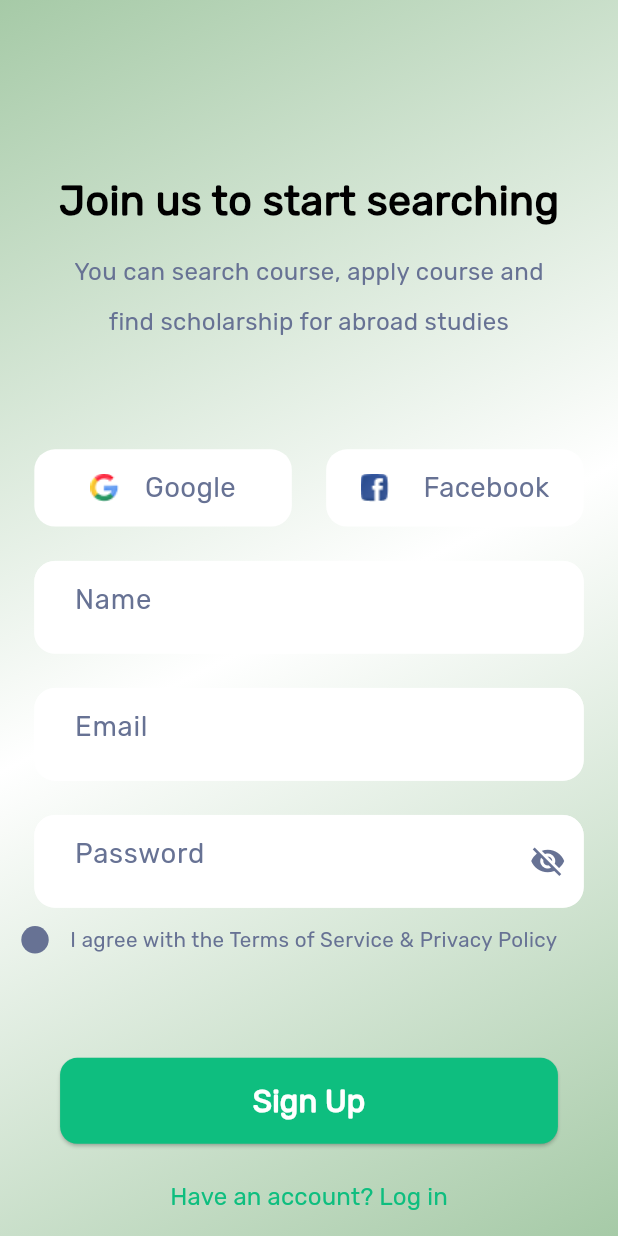
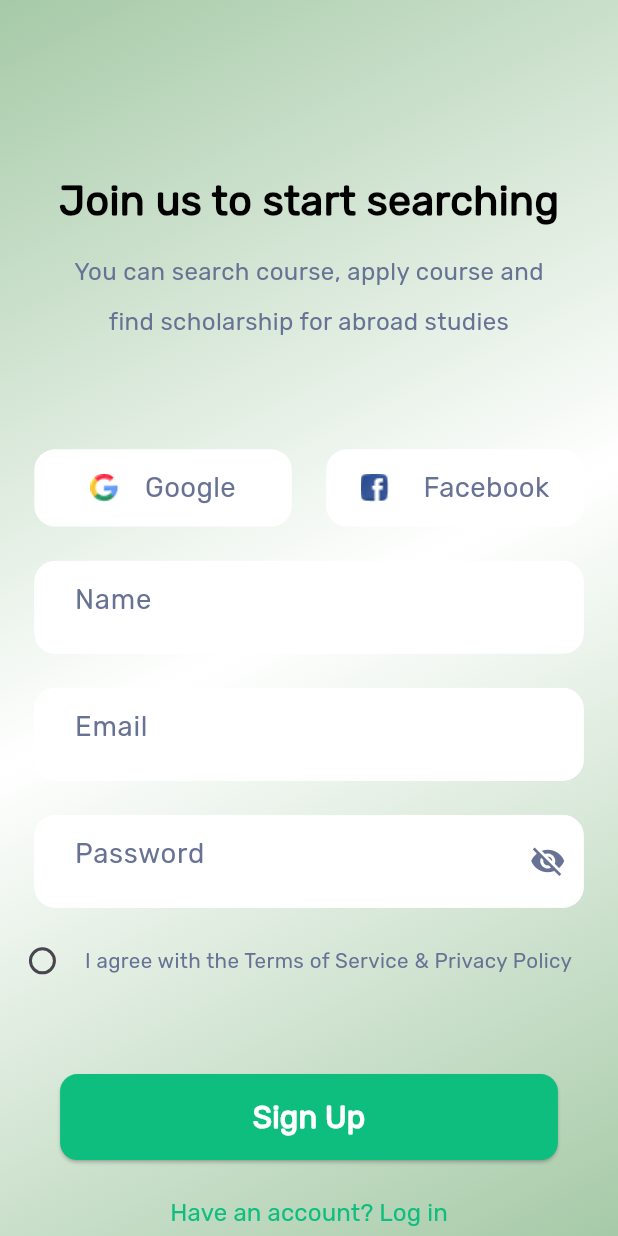
Before and after one commit to Cashkid500/doctor_hunt, a Flutter app: the SignupScreen screen opened directly, on a phone screen of 412 x 824 dp. Run offline on Flutter 3.47's test engine with Material 3 defaults, Android fonts, the phone set to English and light mode, and no system bars; our stand-ins replace flutter_screenutil, geolocator, google_maps_flutter, permission_handler, pin_code_fields, table_calendar.

Commit message:
Sign up screen completed

```diff
--- a/lib/screens/signup/sign_up.dart
+++ b/lib/screens/signup/sign_up.dart
@@ -15,6 +15,7 @@ class SignupScreen extends StatefulWidget {
 
 class _SignupScreenState extends State<SignupScreen> {
   bool passwordObscured = true;
+  String? selectedOption;
   @override
   Widget build(BuildContext context) {
     return Scaffold(
@@ -98,14 +99,18 @@ class _SignupScreenState extends State<SignupScreen> {
                 Row(
                   mainAxisAlignment: MainAxisAlignment.spaceEvenly,
                   children: [
-                    //***************** Circular Box *****************
-                    Container(
-                      height: 16.sp,
-                      width: 16.sp,
-                      decoration: BoxDecoration(
-                        color: royalIntrigue,
-                        borderRadius: BorderRadius.circular(10.r),
-                      ),
+                    //***************** Radio Button *****************
+                    Radio<String>(
+                      value: "",
+                      activeColor: royalIntrigue,
+                      groupValue: selectedOption,
+                      onChanged: (String? value) {
+                        setState(
+                          () {
+                            selectedOption = value;
+                          },
+                        );
+                      },
                     ),
 
                     //***************** I agree with the Terms of Service & Privacy Policy *****************
@@ -124,7 +129,7 @@ class _SignupScreenState extends State<SignupScreen> {
                   ],
                 ),
 
-                SizedBox(height: 60.sp),
+                SizedBox(height: 45.sp),
 
                 //***************** Sign Up Button *****************
                 ElevatedButtonWidget(
```
